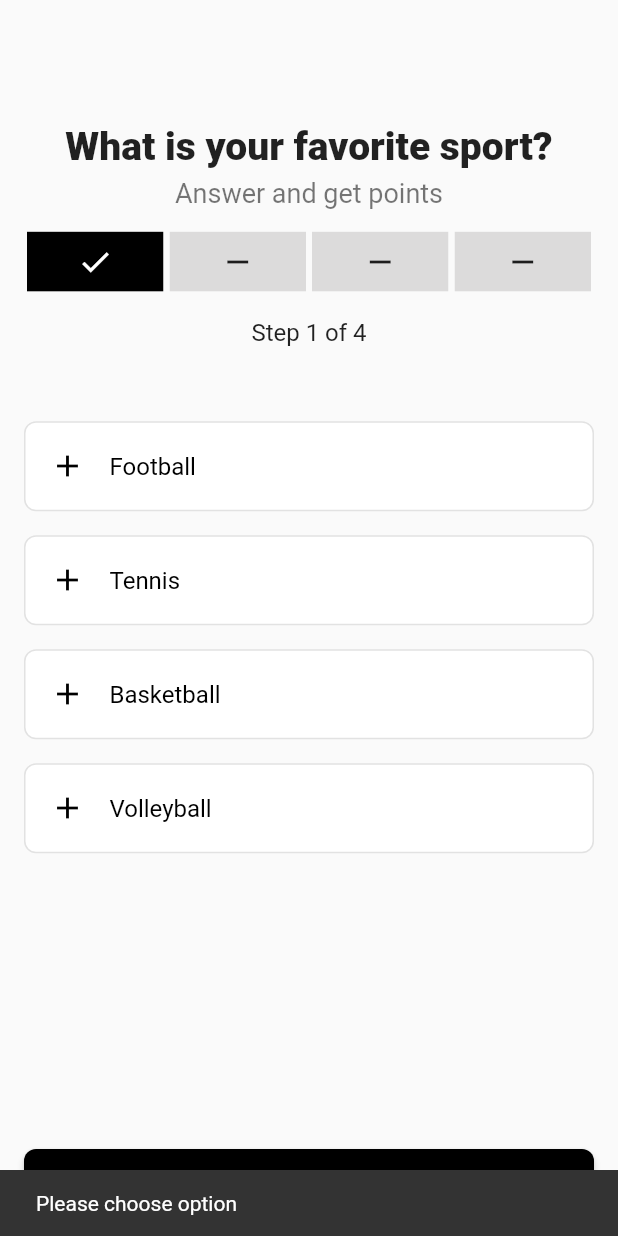
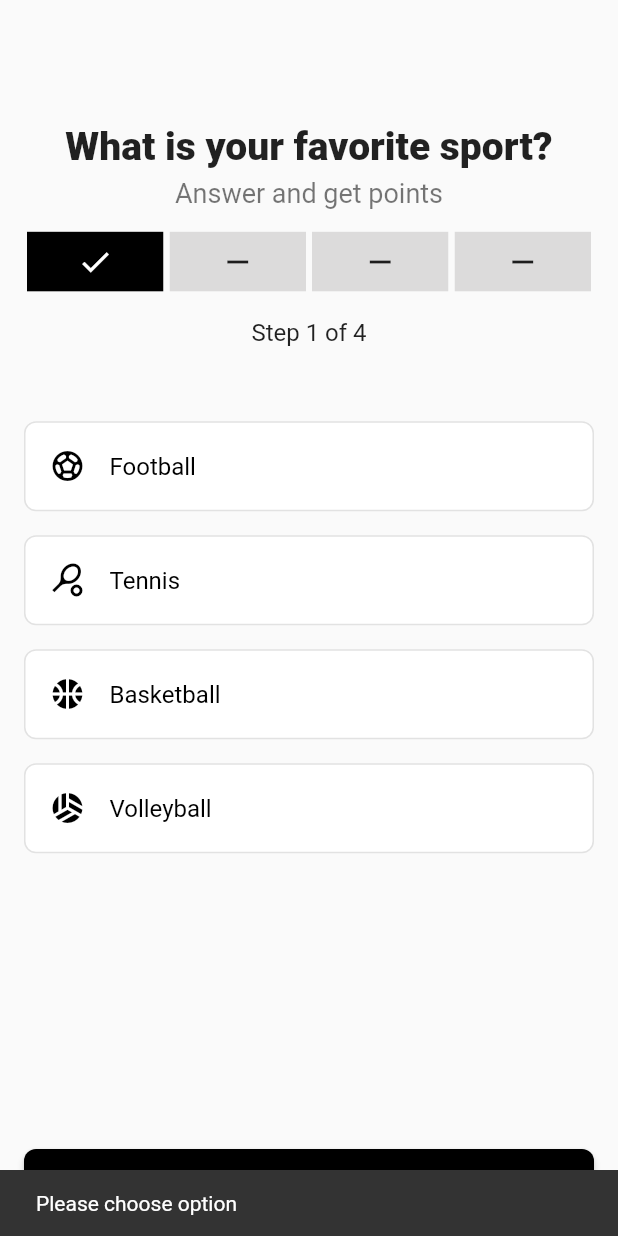
Before and after one commit to RamiYacoub/Quiz-App-Update, a Flutter app: the screen it shows after launch, after a tap on "Next", on a phone screen of 412 x 824 dp. Run offline on Flutter 3.47's test engine with Material 2 defaults, Android fonts, the phone set to English and light mode, and no system bars; drawn by our look-alikes of step_progress_indicator.

Commit message:
Last commit

```diff
--- a/lib/pages/home_page.dart
+++ b/lib/pages/home_page.dart
@@ -17,22 +17,42 @@ class _HomePageState extends State<HomePage> {
   List<Map<String, dynamic>> questionsWithAnswers = [
     {
       'question': 'What is your favorite sport?',
-      'answers': ['Football', 'Tennis', 'Basketball', 'Volleyball'],
+      'answers': [
+        {'text': 'Football', 'icon': Icons.sports_soccer},
+        {'text': 'Tennis', 'icon': Icons.sports_tennis},
+        {'text': 'Basketball', 'icon': Icons.sports_basketball},
+        {'text': 'Volleyball', 'icon': Icons.sports_volleyball},
+      ],
       'correctAnswer': 'Football',
     },
     {
       'question': 'What is your favorite color?',
-      'answers': ['Red', 'Green', 'Blue', 'White'],
+      'answers': [
+        {'text': 'Red', 'icon': Icons.circle, 'color': Colors.red},
+        {'text': 'Green', 'icon': Icons.circle, 'color': Colors.green},
+        {'text': 'Blue', 'icon': Icons.circle, 'color': Colors.blue},
+        {'text': 'Brown', 'icon': Icons.circle, 'color': Colors.brown},
+      ],
       'correctAnswer': 'Blue',
     },
     {
       'question': 'What is your favorite animal?',
-      'answers': ['Dog', 'Cat', 'Horse', 'Camel'],
+      'answers': [
+        {'text': 'Dog', 'icon': Icons.pets},
+        {'text': 'Cat', 'icon': Icons.pets},
+        {'text': 'Horse', 'icon': Icons.house},
+        {'text': 'Camel', 'icon': Icons.cake},
+      ],
       'correctAnswer': 'Dog',
     },
     {
       'question': 'What is your favorite sport?',
-      'answers': ['Football', 'Tennis', 'Basketball', 'Volleyball'],
+      'answers': [
+        {'text': 'Football', 'icon': Icons.sports_soccer},
+        {'text': 'Tennis', 'icon': Icons.sports_tennis},
+        {'text': 'Basketball', 'icon': Icons.sports_basketball},
+        {'text': 'Volleyball', 'icon': Icons.sports_volleyball},
+      ],
       'correctAnswer': 'Football',
     },
   ];
@@ -115,7 +135,7 @@ class _HomePageState extends State<HomePage> {
                         setState(() {
                           yourChoiceIndex = i;
                         });
-                        if (questionWithAnswer['answers'][i] ==
+                        if (questionWithAnswer['answers'][i]['text'] ==
                             questionWithAnswer['correctAnswer']) {
                           correctAnswers++;
                         }
@@ -136,15 +156,21 @@ class _HomePageState extends State<HomePage> {
                           padding: const EdgeInsets.symmetric(horizontal: 16.0),
                           child: Row(
                             children: [
-                              Icon(
-                                Icons.add,
-                                color: i == yourChoiceIndex
-                                    ? Colors.white
-                                    : Colors.black,
-                              ),
+                              questionIndex != 1
+                                  ? Icon(
+                                      questionWithAnswer['answers'][i]['icon'],
+                                      color: i == yourChoiceIndex
+                                          ? Colors.white
+                                          : Colors.black,
+                                    )
+                                  : Icon(
+                                      questionWithAnswer['answers'][i]['icon'],
+                                      color: questionWithAnswer['answers'][i]
+                                          ['color'],
+                                    ),
                               SizedBox(width: 16.0),
                               Text(
-                                questionWithAnswer['answers'][i],
+                                questionWithAnswer['answers'][i]['text'],
                                 style: TextStyle(
                                   fontSize: 16,
                                   color: i == yourChoiceIndex
```
